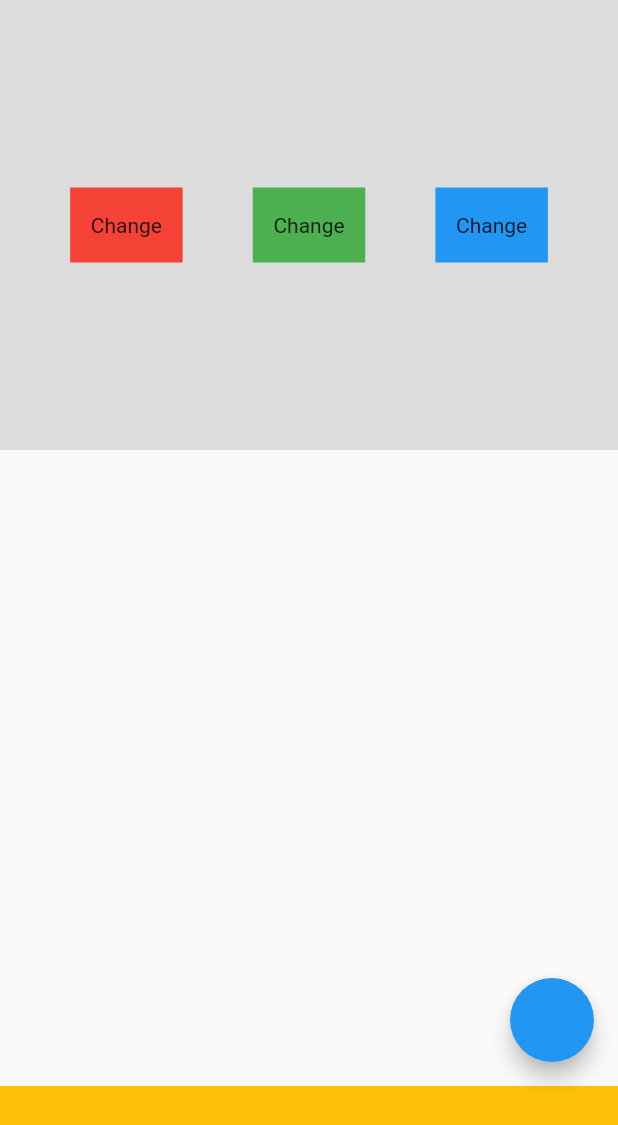
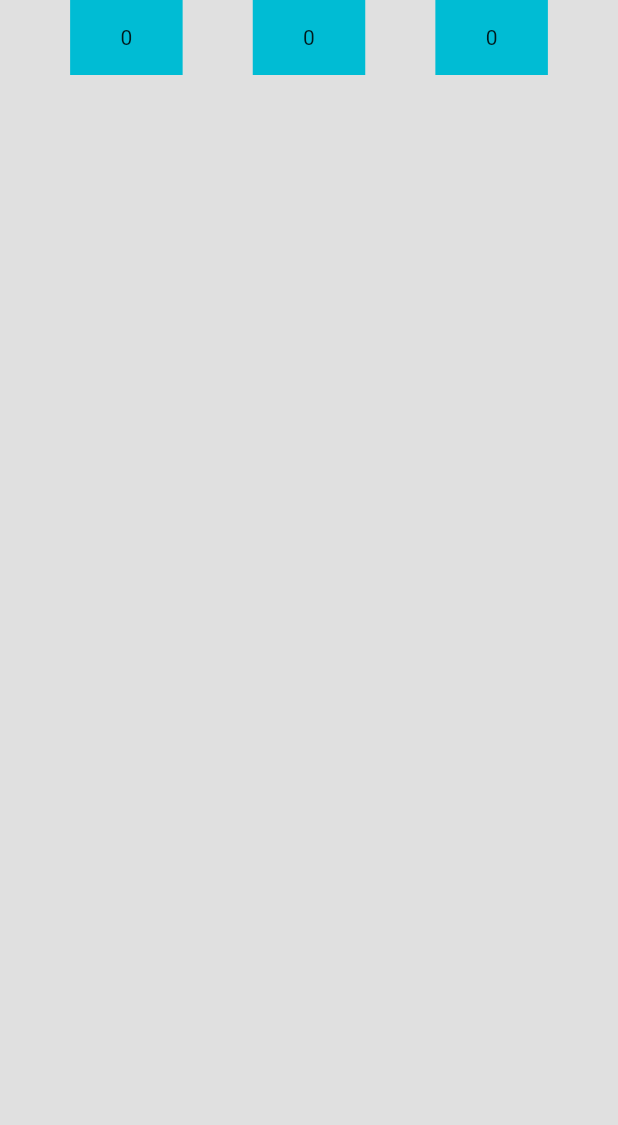
Before and after one commit to azharmarmu/flutter_training, a Flutter app: the screen it shows after launch, on a phone screen of 412 x 824 dp. Shown: the top 1125 px of the screen. Run offline on Flutter 3.47's test engine with Material 2 defaults, Android fonts, the phone set to English and light mode, and no system bars.

Commit message:
task completion

```diff
--- a/lib/home_page.dart
+++ b/lib/home_page.dart
@@ -1,3 +1,5 @@
+import 'dart:math';
+
 import 'package:flutter/material.dart';
 
 class HomePage extends StatelessWidget {
@@ -7,29 +9,16 @@ class HomePage extends StatelessWidget {
   Widget build(BuildContext context) {
     return Scaffold(
       // page
+      backgroundColor: Colors.black12,
       body: SafeArea(
-        child: Container(
-          height: 300,
-          color: Colors.black12,
-          child: Row(
-            mainAxisAlignment: MainAxisAlignment.spaceEvenly,
-            children: [
-              BoxWidget(color: Colors.red),
-              BoxWidget(color: Colors.green),
-              BoxWidget(color: Colors.blue),
-            ],
-          ),
+        child: Row(
+          mainAxisAlignment: MainAxisAlignment.spaceEvenly,
+          children: [
+            BoxWidget(color: Colors.blue),
+            BoxWidget(color: Colors.blue),
+            BoxWidget(color: Colors.blue),
+          ],
         ),
-      ),
-      bottomNavigationBar: Container(
-        height: 100,
-        color: Colors.amber,
-      ),
-      floatingActionButton: FloatingActionButton(
-        onPressed: () {
-          //anonymous function
-          print('FAB Click');
-        }, // value eqaute
       ),
     );
   }
@@ -50,8 +39,9 @@ class BoxWidget extends StatefulWidget {
 }
 
 class _BoxWidgetState extends State<BoxWidget> {
-  BoxShape shape = BoxShape.rectangle;
   Color? color;
+  BorderRadiusGeometry? borderRadius;
+  BoxBorder? border;
 
   @override
   void initState() {
@@ -61,23 +51,33 @@ class _BoxWidgetState extends State<BoxWidget> {
 
   @override
   Widget build(BuildContext context) {
+    final List<Color> colors = [
+      Colors.brown,
+      Colors.cyan,
+      Color(0xFF06324D),
+      Color(0xFF8A6707),
+    ];
+
     return InkWell(
       onTap: () {
-        //BL
-        color = Colors.amber;
-        shape = BoxShape.circle;
-        setState(() {}); // re-render
-        // make sure ui is rendered
+        color = Colors.white;
+        borderRadius = BorderRadius.circular(10);
+        border = Border.all(
+          color: Colors.red,
+          width: 10,
+        );
+        setState(() {});
       },
       child: Container(
         alignment: Alignment.center,
         height: 50,
         width: 75,
         decoration: BoxDecoration(
-          color: color,
-          shape: shape,
+          color: colors[Random().nextInt(3)],
+          borderRadius: borderRadius,
+          border: border,
         ),
-        child: const Text('Change'),
+        child: Text('${Random().nextInt(10)}'),
       ),
     );
   }
```
